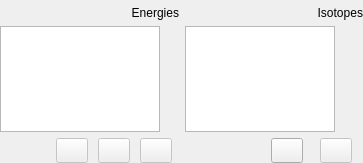
Above: gui/analysis/widget_isotopes.ui from usnistgov/qpx-gamma before the change. Below: the same form after it.
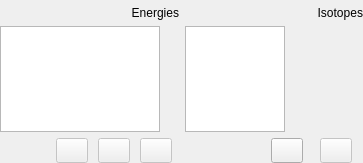
That is the form after the change. Icons and pictures are not drawn.

```diff
--- a/gui/analysis/widget_isotopes.ui
+++ b/gui/analysis/widget_isotopes.ui
@@ -273,7 +273,7 @@
        </property>
        <property name="minimumSize">
         <size>
-         <width>150</width>
+         <width>100</width>
          <height>0</height>
         </size>
        </property>
```
Left out of the diff: 22 changed lines with no effect on the pictures.
